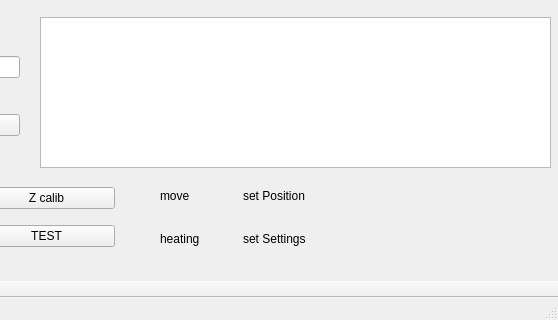
Qt form CNC_MultiTool_GUI/mainwindow.ui (CNCMultiTool/CNC_MultiTool) before a commit; both pictures show x 470 to 1028 and y 453 to 773 of the 1028 by 773 pixel window.
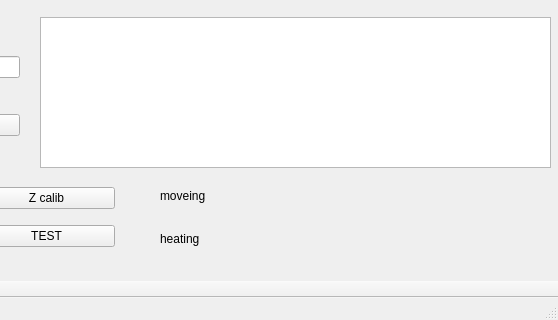
The same form after that commit.

The edit to the form file:
```diff
--- a/CNC_MultiTool_GUI/mainwindow.ui
+++ b/CNC_MultiTool_GUI/mainwindow.ui
@@ -1003,13 +1003,6 @@
      </rect>
     </property>
     <layout class="QGridLayout" name="gridLayout_3">
-     <item row="0" column="0">
-      <widget class="QLabel" name="label_move_loop">
-       <property name="text">
-        <string>move</string>
-       </property>
-      </widget>
-     </item>
      <item row="1" column="0">
       <widget class="QLabel" name="label_heating_loop">
        <property name="text">
@@ -1017,17 +1010,10 @@
        </property>
       </widget>
      </item>
-     <item row="0" column="1">
-      <widget class="QLabel" name="label_setPos_loop">
+     <item row="0" column="0">
+      <widget class="QLabel" name="label_moveing">
        <property name="text">
-        <string>set Position</string>
-       </property>
-      </widget>
-     </item>
-     <item row="1" column="1">
-      <widget class="QLabel" name="label_setSettings_loop">
-       <property name="text">
-        <string>set Settings</string>
+        <string>moveing</string>
        </property>
       </widget>
      </item>
```
Left out of the diff: 2 changed lines with no effect on the pictures.
